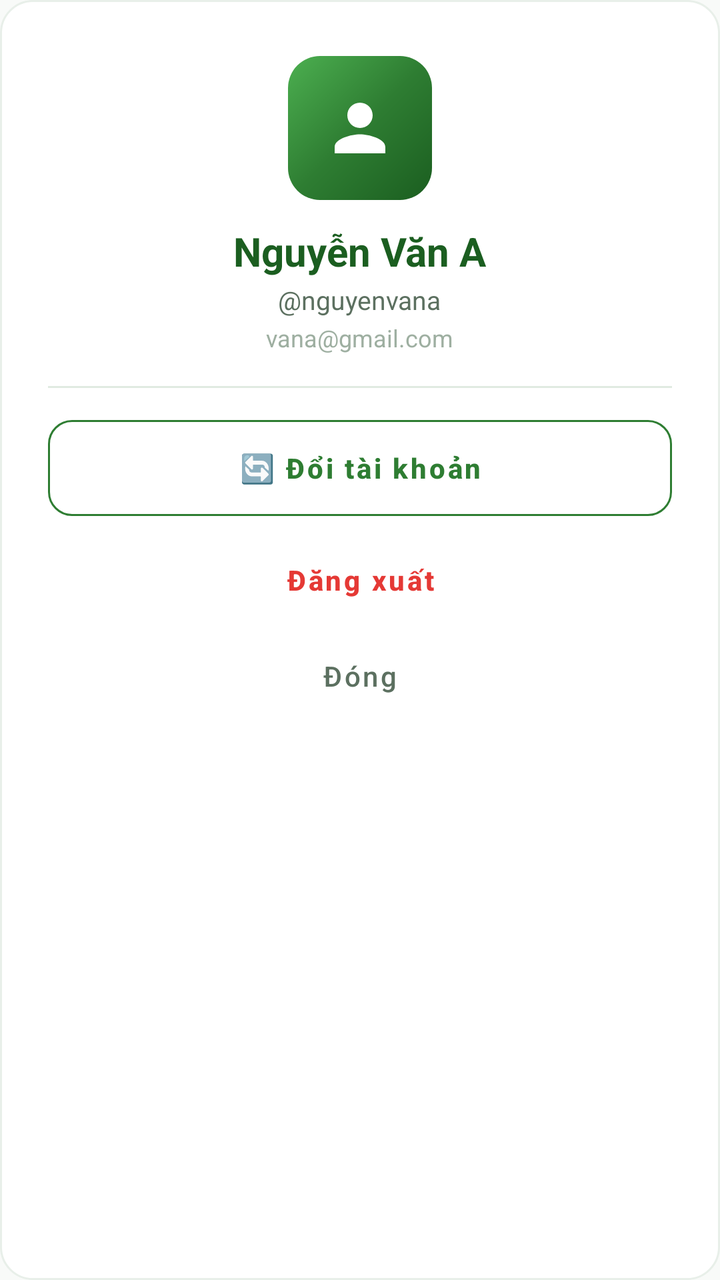
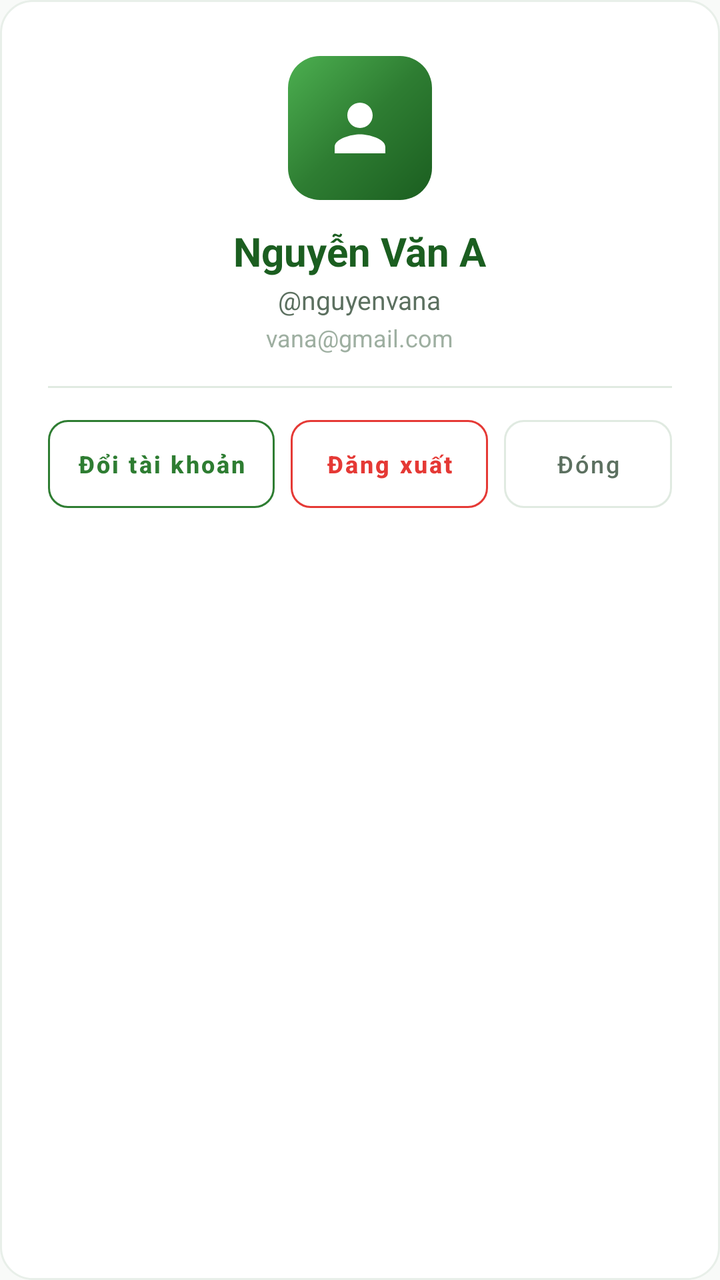

Screens rendered from an Android XML layout before and after an edit, with the pre-edit source and the edit as a unified diff.
<!-- AndroidManifest.xml: application theme Theme.ChamSocSucKhoe -->
<!-- res/layout/dialog_user_profile.xml -->
<?xml version="1.0" encoding="utf-8"?>
<LinearLayout xmlns:android="http://schemas.android.com/apk/res/android"
    xmlns:app="http://schemas.android.com/apk/res-auto"
    android:layout_width="match_parent"
    android:layout_height="wrap_content"
    android:minWidth="320dp"
    android:background="@drawable/bg_card_rounded"
    android:gravity="center_horizontal"
    android:orientation="vertical"
    android:paddingStart="24dp"
    android:paddingTop="28dp"
    android:paddingEnd="24dp"
    android:paddingBottom="24dp">

    
    <FrameLayout
        android:layout_width="72dp"
        android:layout_height="72dp"
        android:background="@drawable/bg_banner_gradient">

        <ImageView
            android:layout_width="38dp"
            android:layout_height="38dp"
            android:layout_gravity="center"
            android:src="@drawable/ic_user"
            app:tint="@color/white" />
    </FrameLayout>

    <TextView
        android:id="@+id/tv_dialog_profile_fullname"
        android:layout_width="wrap_content"
        android:layout_height="wrap_content"
        android:layout_marginTop="12dp"
        android:text="Nguyễn Văn A"
        android:textColor="@color/primary_green_dark"
        android:textSize="20sp"
        android:textStyle="bold" />

    <TextView
        android:id="@+id/tv_dialog_profile_username"
        android:layout_width="wrap_content"
        android:layout_height="wrap_content"
        android:layout_marginTop="2dp"
        android:text="@nguyenvana"
        android:textColor="@color/text_secondary"
        android:textSize="13sp" />

    <TextView
        android:id="@+id/tv_dialog_profile_email"
        android:layout_width="wrap_content"
        android:layout_height="wrap_content"
        android:layout_marginTop="2dp"
        android:text="vana@gmail.com"
        android:textColor="@color/text_hint"
        android:textSize="12sp" />

    <View
        android:layout_width="match_parent"
        android:layout_height="1dp"
        android:layout_marginTop="16dp"
        android:layout_marginBottom="16dp"
        android:background="@color/divider_color" />

    
    <com.google.android.material.button.MaterialButton
        android:id="@+id/btn_dialog_switch_user"
        style="@style/Widget.MaterialComponents.Button.OutlinedButton"
        android:layout_width="match_parent"
        android:layout_height="wrap_content"
        android:minHeight="48dp"
        android:insetTop="0dp"
        android:insetBottom="0dp"
        android:paddingStart="16dp"
        android:paddingTop="12dp"
        android:paddingEnd="16dp"
        android:paddingBottom="12dp"
        android:text="🔄 Đổi tài khoản"
        android:textAllCaps="false"
        android:textColor="@color/primary_green"
        android:textSize="14sp"
        android:textStyle="bold"
        app:cornerRadius="12dp"
        app:strokeColor="@color/primary_green" />

    <com.google.android.material.button.MaterialButton
        android:id="@+id/btn_dialog_logout"
        style="@style/Widget.MaterialComponents.Button.TextButton"
        android:layout_width="match_parent"
        android:layout_height="48dp"
        android:layout_marginTop="8dp"
        android:insetTop="0dp"
        android:insetBottom="0dp"
        android:text="Đăng xuất"
        android:textAllCaps="false"
        android:textColor="@color/status_danger"
        android:textSize="14sp"
        android:textStyle="bold" />

    <com.google.android.material.button.MaterialButton
        android:id="@+id/btn_dialog_profile_close"
        style="@style/Widget.MaterialComponents.Button.TextButton"
        android:layout_width="match_parent"
        android:layout_height="44dp"
        android:layout_marginTop="2dp"
        android:insetTop="0dp"
        android:insetBottom="0dp"
        android:text="Đóng"
        android:textAllCaps="false"
        android:textColor="@color/text_secondary"
        android:textSize="14sp" />
</LinearLayout>
<!-- resources referenced by this layout -->
<resources>
  <color name="divider_color">#E0EAE1</color>
  <color name="primary_green">#2E7D32</color>
  <color name="primary_green_dark">#1B5E20</color>
  <color name="status_danger">#E53935</color>
  <color name="text_hint">#9EAFA1</color>
  <color name="text_secondary">#5C7060</color>
  <color name="white">#FFFFFF</color>
  <!-- drawable bg_banner_gradient (drawable) -->
  <?xml version="1.0" encoding="utf-8"?>
  <shape xmlns:android="http://schemas.android.com/apk/res/android"
      android:shape="rectangle">
      <gradient
          android:angle="135"
          android:startColor="@color/primary_green_dark"
          android:centerColor="@color/primary_green"
          android:endColor="@color/primary_green_light"
          android:type="linear" />
      <corners android:radius="16dp" />
  </shape>
  <!-- drawable bg_card_rounded (drawable) -->
  <?xml version="1.0" encoding="utf-8"?>
  <shape xmlns:android="http://schemas.android.com/apk/res/android"
      android:shape="rectangle">
      <solid android:color="@color/white" />
      <corners android:radius="16dp" />
      <stroke
          android:width="1dp"
          android:color="#E8EFE9" />
  </shape>
  <!-- drawable ic_user (drawable) -->
  <vector xmlns:android="http://schemas.android.com/apk/res/android"
      android:width="24dp"
      android:height="24dp"
      android:viewportWidth="24"
      android:viewportHeight="24">
      <path
          android:fillColor="#FF000000"
          android:pathData="M12,12c2.21,0 4,-1.79 4,-4s-1.79,-4 -4,-4 -4,1.79 -4,4 1.79,4 4,4zm0,2c-2.67,0 -8,1.34 -8,4v2h16v-2c0,-2.66 -5.33,-4 -8,-4z" />
  </vector>
  <style name="Theme.ChamSocSucKhoe" parent="Theme.MaterialComponents.Light.NoActionBar">
          
          <item name="colorPrimary">@color/primary_green</item>
          <item name="colorPrimaryVariant">@color/primary_green_dark</item>
          <item name="colorOnPrimary">@color/white</item>
  
          
          <item name="colorSecondary">@color/primary_green_light</item>
          <item name="colorSecondaryVariant">@color/accent_green</item>
          <item name="colorOnSecondary">@color/white</item>
  
          
          <item name="android:statusBarColor">@color/primary_green_dark</item>
          <item name="android:windowLightStatusBar">false</item>
  
          
          <item name="android:windowBackground">@color/background_white</item>
          <item name="colorSurface">@color/card_background</item>
          <item name="colorOnSurface">@color/text_primary</item>
  
          
          <item name="bottomNavigationStyle">@style/Widget.Custom.BottomNavigationView</item>
      </style>
  <color name="primary_green_light">#4CAF50</color>
  <color name="accent_green">#66BB6A</color>
  <color name="background_white">#F8FAF8</color>
  <color name="card_background">#FFFFFF</color>
  <color name="text_primary">#1C2A1E</color>
  <style name="Widget.Custom.BottomNavigationView" parent="Widget.MaterialComponents.BottomNavigationView">
          <item name="backgroundTint">@color/white</item>
          <item name="itemIconTint">@color/bottom_nav_color_selector</item>
          <item name="itemTextColor">@color/bottom_nav_color_selector</item>
          <item name="elevation">8dp</item>
      </style>
</resources>

<!-- the commit's change to res/layout/dialog_user_profile.xml (unified diff, before → after) -->
@@ -62,50 +62,66 @@
         android:background="@color/divider_color" />
 
     
-    <com.google.android.material.button.MaterialButton
-        android:id="@+id/btn_dialog_switch_user"
-        style="@style/Widget.MaterialComponents.Button.OutlinedButton"
+    <LinearLayout
         android:layout_width="match_parent"
         android:layout_height="wrap_content"
-        android:minHeight="48dp"
-        android:insetTop="0dp"
-        android:insetBottom="0dp"
-        android:paddingStart="16dp"
-        android:paddingTop="12dp"
-        android:paddingEnd="16dp"
-        android:paddingBottom="12dp"
-        android:text="🔄 Đổi tài khoản"
-        android:textAllCaps="false"
-        android:textColor="@color/primary_green"
-        android:textSize="14sp"
-        android:textStyle="bold"
-        app:cornerRadius="12dp"
-        app:strokeColor="@color/primary_green" />
+        android:gravity="center"
+        android:orientation="horizontal"
+        android:weightSum="3">
 
-    <com.google.android.material.button.MaterialButton
-        android:id="@+id/btn_dialog_logout"
-        style="@style/Widget.MaterialComponents.Button.TextButton"
-        android:layout_width="match_parent"
-        android:layout_height="48dp"
-        android:layout_marginTop="8dp"
-        android:insetTop="0dp"
-        android:insetBottom="0dp"
-        android:text="Đăng xuất"
-        android:textAllCaps="false"
-        android:textColor="@color/status_danger"
-        android:textSize="14sp"
-        android:textStyle="bold" />
+        <com.google.android.material.button.MaterialButton
+            android:id="@+id/btn_dialog_switch_user"
+            style="@style/Widget.MaterialComponents.Button.OutlinedButton"
+            android:layout_width="0dp"
+            android:layout_height="44dp"
+            android:layout_weight="1.15"
+            android:insetTop="0dp"
+            android:insetBottom="0dp"
+            android:paddingStart="4dp"
+            android:paddingEnd="4dp"
+            android:text="Đổi tài khoản"
+            android:textAllCaps="false"
+            android:textColor="@color/primary_green"
+            android:textSize="12sp"
+            android:textStyle="bold"
+            app:cornerRadius="10dp"
+            app:strokeColor="@color/primary_green" />
 
-    <com.google.android.material.button.MaterialButton
-        android:id="@+id/btn_dialog_profile_close"
-        style="@style/Widget.MaterialComponents.Button.TextButton"
-        android:layout_width="match_parent"
-        android:layout_height="44dp"
-        android:layout_marginTop="2dp"
-        android:insetTop="0dp"
-        android:insetBottom="0dp"
-        android:text="Đóng"
-        android:textAllCaps="false"
-        android:textColor="@color/text_secondary"
-        android:textSize="14sp" />
+        <com.google.android.material.button.MaterialButton
+            android:id="@+id/btn_dialog_logout"
+            style="@style/Widget.MaterialComponents.Button.OutlinedButton"
+            android:layout_width="0dp"
+            android:layout_height="44dp"
+            android:layout_marginStart="8dp"
+            android:layout_weight="1.0"
+            android:insetTop="0dp"
+            android:insetBottom="0dp"
+            android:paddingStart="4dp"
+            android:paddingEnd="4dp"
+            android:text="Đăng xuất"
+            android:textAllCaps="false"
+            android:textColor="@color/status_danger"
+            android:textSize="12sp"
+            android:textStyle="bold"
+            app:cornerRadius="10dp"
+            app:strokeColor="@color/status_danger" />
+
+        <com.google.android.material.button.MaterialButton
+            android:id="@+id/btn_dialog_profile_close"
+            style="@style/Widget.MaterialComponents.Button.OutlinedButton"
+            android:layout_width="0dp"
+            android:layout_height="44dp"
+            android:layout_marginStart="8dp"
+            android:layout_weight="0.85"
+            android:insetTop="0dp"
+            android:insetBottom="0dp"
+            android:paddingStart="4dp"
+            android:paddingEnd="4dp"
+            android:text="Đóng"
+            android:textAllCaps="false"
+            android:textColor="@color/text_secondary"
+            android:textSize="12sp"
+            app:cornerRadius="10dp"
+            app:strokeColor="@color/divider_color" />
+    </LinearLayout>
 </LinearLayout>
